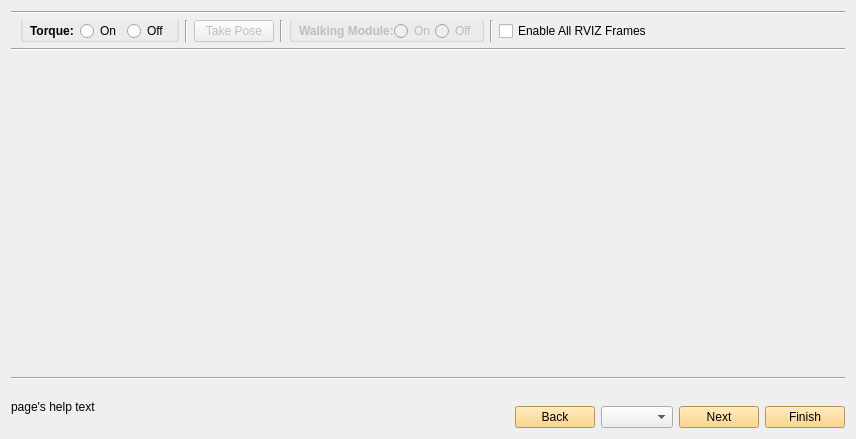
Old version of the form thor_mang_calibration/resource/ui/wizard.ui in the repository thor-mang/thor_mang_ui.
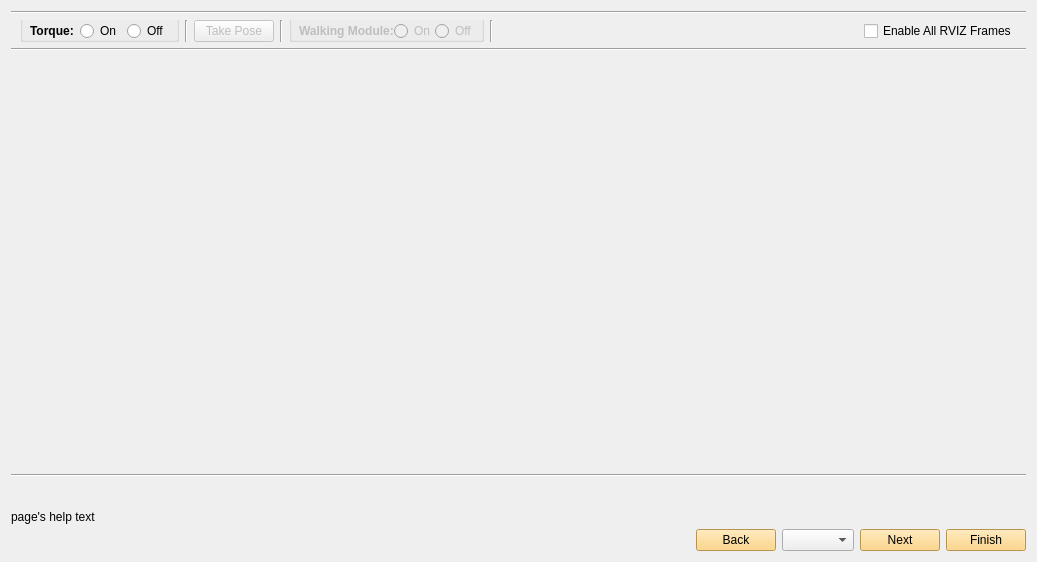
New version of the form.

Patch:
```diff
--- a/thor_mang_calibration/resource/ui/wizard.ui
+++ b/thor_mang_calibration/resource/ui/wizard.ui
@@ -9,8 +9,8 @@
    <rect>
     <x>0</x>
     <y>0</y>
-    <width>856</width>
-    <height>439</height>
+    <width>1037</width>
+    <height>562</height>
    </rect>
   </property>
   <property name="sizePolicy">
@@ -29,10 +29,12 @@
    <string>ThorMangCalibration</string>
   </property>
   <layout class="QGridLayout" name="gridLayout">
+   <item row="1" column="0">
+    <layout class="QGridLayout" name="wizard_layout" rowstretch="0,0,0,1,0,0" rowminimumheight="0,0,0,2,0,0">
    <item row="3" column="0">
     <widget class="QStackedWidget" name="pages">
      <property name="sizePolicy">
-      <sizepolicy hsizetype="MinimumExpanding" vsizetype="MinimumExpanding">
+        <sizepolicy hsizetype="Preferred" vsizetype="Preferred">
        <horstretch>0</horstretch>
        <verstretch>0</verstretch>
       </sizepolicy>
@@ -42,11 +44,119 @@
      </property>
     </widget>
    </item>
-   <item row="3" column="1">
+     <item row="0" column="0">
+      <widget class="Line" name="line_0">
+       <property name="orientation">
+        <enum>Qt::Horizontal</enum>
+       </property>
+      </widget>
+     </item>
+     <item row="2" column="0">
+      <widget class="Line" name="line_4">
+       <property name="orientation">
+        <enum>Qt::Horizontal</enum>
+       </property>
+      </widget>
+     </item>
+     <item row="5" column="0">
+      <layout class="QGridLayout" name="gridLayout_4" rowminimumheight="1,0">
+       <item row="1" column="2">
+        <widget class="QComboBox" name="page_list">
+         <property name="sizePolicy">
+          <sizepolicy hsizetype="Maximum" vsizetype="Fixed">
+           <horstretch>0</horstretch>
+           <verstretch>0</verstretch>
+          </sizepolicy>
+         </property>
+         <property name="styleSheet">
+          <string notr="true"/>
+         </property>
+        </widget>
+       </item>
+       <item row="1" column="4">
+        <widget class="QPushButton" name="finish_button">
+         <property name="sizePolicy">
+          <sizepolicy hsizetype="Maximum" vsizetype="Fixed">
+           <horstretch>0</horstretch>
+           <verstretch>0</verstretch>
+          </sizepolicy>
+         </property>
+         <property name="styleSheet">
+          <string notr="true">background-color: rgb(255, 205, 105);</string>
+         </property>
+         <property name="text">
+          <string>Finish</string>
+         </property>
+        </widget>
+       </item>
+       <item row="1" column="3">
+        <widget class="QPushButton" name="next_button">
+         <property name="sizePolicy">
+          <sizepolicy hsizetype="Maximum" vsizetype="Fixed">
+           <horstretch>0</horstretch>
+           <verstretch>0</verstretch>
+          </sizepolicy>
+         </property>
+         <property name="styleSheet">
+          <string notr="true">background-color: rgb(255, 205, 105);</string>
+         </property>
+         <property name="text">
+          <string>Next</string>
+         </property>
+        </widget>
+       </item>
+       <item row="0" column="0" rowspan="2">
+        <widget class="QLabel" name="page_help_text_label">
+         <property name="sizePolicy">
+          <sizepolicy hsizetype="Minimum" vsizetype="Maximum">
+           <horstretch>0</horstretch>
+           <verstretch>0</verstretch>
+          </sizepolicy>
+         </property>
+         <property name="minimumSize">
+          <size>
+           <width>1</width>
+           <height>1</height>
+          </size>
+         </property>
+         <property name="maximumSize">
+          <size>
+           <width>16777215</width>
+           <height>16777215</height>
+          </size>
+         </property>
+         <property name="text">
+          <string>page's help text</string>
+         </property>
+         <property name="wordWrap">
+          <bool>true</bool>
+         </property>
+        </widget>
+       </item>
+       <item row="1" column="1">
+        <widget class="QPushButton" name="back_button">
+         <property name="sizePolicy">
+          <sizepolicy hsizetype="Maximum" vsizetype="Fixed">
+           <horstretch>0</horstretch>
+           <verstretch>0</verstretch>
+          </sizepolicy>
+         </property>
+         <property name="styleSheet">
+          <string notr="true">background-color: rgb(255, 205, 105);</string>
+         </property>
+         <property name="text">
+          <string>Back</string>
+         </property>
+        </widget>
+       </item>
+       <item row="0" column="2">
     <spacer name="verticalSpacer">
      <property name="orientation">
       <enum>Qt::Vertical</enum>
      </property>
+         <property name="sizeType">
+          <enum>QSizePolicy::Maximum</enum>
+         </property>
      <property name="sizeHint" stdset="0">
       <size>
        <width>20</width>
@@ -55,14 +165,9 @@
      </property>
     </spacer>
    </item>
-   <item row="0" column="0" colspan="2">
-    <widget class="Line" name="line_0">
-     <property name="orientation">
-      <enum>Qt::Horizontal</enum>
-     </property>
-    </widget>
-   </item>
-   <item row="1" column="0" colspan="2">
+      </layout>
+     </item>
+     <item row="1" column="0">
     <widget class="QWidget" name="header_widget" native="true">
      <property name="sizePolicy">
       <sizepolicy hsizetype="MinimumExpanding" vsizetype="Fixed">
@@ -285,13 +390,6 @@
         </property>
        </widget>
       </item>
-      <item>
-       <widget class="QCheckBox" name="enable_all_rviz_check">
-        <property name="text">
-         <string>Enable All RVIZ Frames</string>
-        </property>
-       </widget>
-      </item>
       <item>
        <spacer name="horizontalSpacer_16">
         <property name="orientation">
@@ -305,125 +403,24 @@
         </property>
        </spacer>
       </item>
-     </layout>
-    </widget>
-   </item>
-   <item row="2" column="0" colspan="2">
-    <widget class="Line" name="line_4">
-     <property name="orientation">
-      <enum>Qt::Horizontal</enum>
-     </property>
-    </widget>
-   </item>
-   <item row="5" column="0" colspan="2">
-    <layout class="QGridLayout" name="bottom_layout" columnstretch="1,0,0,0,0,0">
-     <item row="1" column="1">
-      <spacer name="horizontalSpacer_15">
-       <property name="orientation">
-        <enum>Qt::Horizontal</enum>
-       </property>
-       <property name="sizeType">
-        <enum>QSizePolicy::Minimum</enum>
-       </property>
-       <property name="sizeHint" stdset="0">
-        <size>
-         <width>0</width>
-         <height>0</height>
-        </size>
-       </property>
-      </spacer>
-     </item>
-     <item row="1" column="2">
-      <widget class="QPushButton" name="back_button">
-       <property name="sizePolicy">
-        <sizepolicy hsizetype="Maximum" vsizetype="Fixed">
-         <horstretch>0</horstretch>
-         <verstretch>0</verstretch>
-        </sizepolicy>
-       </property>
-       <property name="styleSheet">
-        <string notr="true">background-color: rgb(255, 205, 105);</string>
-       </property>
+        <item>
+         <widget class="QCheckBox" name="enable_all_rviz_check">
        <property name="text">
-        <string>Back</string>
+           <string>Enable All RVIZ Frames</string>
        </property>
       </widget>
      </item>
-     <item row="1" column="4">
-      <widget class="QPushButton" name="next_button">
-       <property name="sizePolicy">
-        <sizepolicy hsizetype="Maximum" vsizetype="Fixed">
-         <horstretch>0</horstretch>
-         <verstretch>0</verstretch>
-        </sizepolicy>
-       </property>
-       <property name="styleSheet">
-        <string notr="true">background-color: rgb(255, 205, 105);</string>
-       </property>
-       <property name="text">
-        <string>Next</string>
-       </property>
+       </layout>
       </widget>
      </item>
-     <item row="1" column="3">
-      <widget class="QComboBox" name="page_list">
-       <property name="sizePolicy">
-        <sizepolicy hsizetype="Maximum" vsizetype="Fixed">
-         <horstretch>0</horstretch>
-         <verstretch>0</verstretch>
-        </sizepolicy>
-       </property>
-       <property name="styleSheet">
-        <string notr="true"/>
-       </property>
-      </widget>
-     </item>
-     <item row="0" column="0" rowspan="2">
-      <widget class="QLabel" name="page_help_text_label">
-       <property name="sizePolicy">
-        <sizepolicy hsizetype="MinimumExpanding" vsizetype="MinimumExpanding">
-         <horstretch>0</horstretch>
-         <verstretch>0</verstretch>
-        </sizepolicy>
-       </property>
-       <property name="minimumSize">
-        <size>
-         <width>1</width>
-         <height>1</height>
-        </size>
-       </property>
-       <property name="maximumSize">
-        <size>
-         <width>16777215</width>
-         <height>80</height>
-        </size>
-       </property>
-       <property name="text">
-        <string>page's help text</string>
-       </property>
-       <property name="wordWrap">
-        <bool>true</bool>
-       </property>
-      </widget>
-     </item>
-     <item row="1" column="5">
-      <widget class="QPushButton" name="finish_button">
-       <property name="styleSheet">
-        <string notr="true">background-color: rgb(255, 205, 105);</string>
-       </property>
-       <property name="text">
-        <string>Finish</string>
-       </property>
-      </widget>
-     </item>
-    </layout>
-   </item>
-   <item row="4" column="0" colspan="2">
+     <item row="4" column="0">
     <widget class="Line" name="line_5">
      <property name="orientation">
       <enum>Qt::Horizontal</enum>
      </property>
     </widget>
+     </item>
+    </layout>
    </item>
   </layout>
  </widget>
```
Lines whose indentation alone changed are shown as unchanged.
